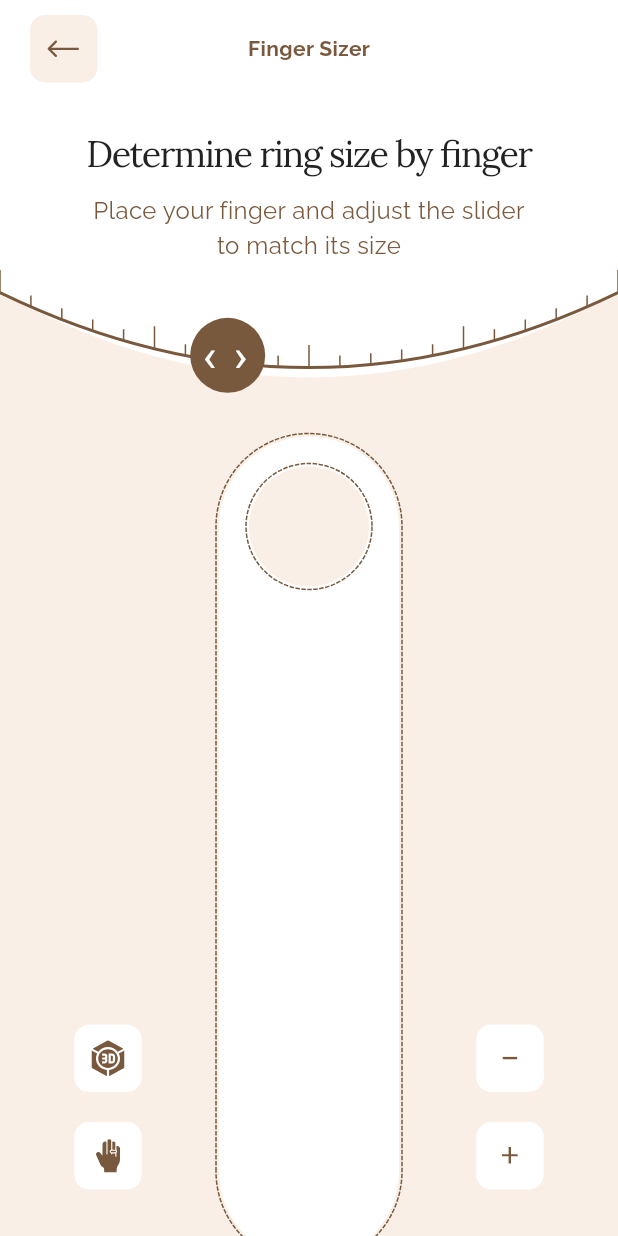
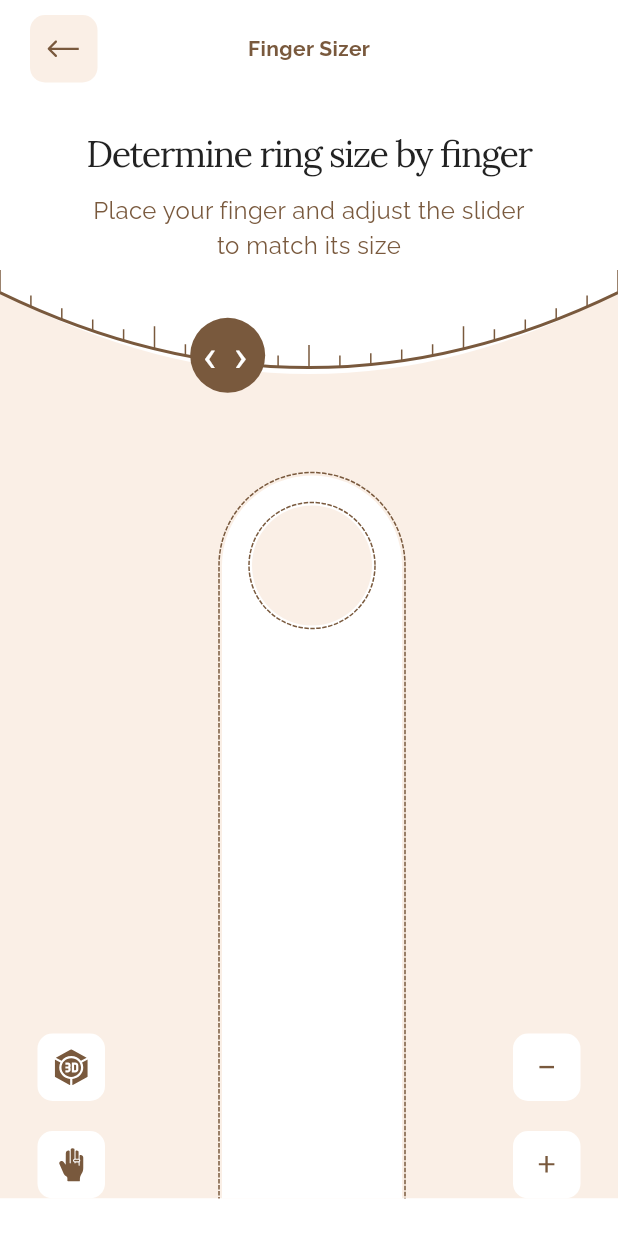
Before and after one commit to s0urav-hald3r/ring_sizer, a Flutter app: the FingerSizerPage screen opened directly, on a phone screen of 412 x 824 dp. Run offline on Flutter 3.47's test engine with Material 3 defaults, Android fonts, the phone set to English and light mode, and no system bars; drawn by our look-alikes of dotted_border; our stand-ins replace flutter_svg, get, get_storage, google_fonts; accounts and stored records are empty.

Commit message:
finger size UI complete

```diff
--- a/lib/views/finger_sizer_page.dart
+++ b/lib/views/finger_sizer_page.dart
@@ -59,17 +59,66 @@ class FingerSizerPage extends StatelessWidget {
                   child: Container(
                     color: primaryColor,
                     width: size.width,
-                    child: Column(children: [
-                      const SizedBox(height: 44),
-                      Row(
-                          mainAxisAlignment: MainAxisAlignment.spaceEvenly,
-                          crossAxisAlignment: CrossAxisAlignment.end,
+                    child: Stack(children: [
+                      Transform.translate(
+                        offset: Offset((size.width / 2) - 60, 120),
+                        child: Stack(
+                            alignment: Alignment.topCenter,
+                            clipBehavior: Clip.none,
                             children: [
-                            Padding(
-                              padding: EdgeInsets.only(
-                                bottom: MediaQuery.of(context).padding.bottom,
+                              DottedBorder(
+                                borderType: BorderType.RRect,
+                                color: secondaryColor,
+                                radius: const Radius.circular(100),
+                                child: AnimatedContainer(
+                                  duration: const Duration(milliseconds: 250),
+                                  width: 120,
+                                  height: 600,
+                                  decoration: BoxDecoration(
+                                    borderRadius: BorderRadius.circular(100),
+                                    color: Colors.white,
                                   ),
-                              child: Column(children: [
+                                ),
+                              ),
+                              Positioned(
+                                top: 20,
+                                child: DottedBorder(
+                                  borderType: BorderType.Circle,
+                                  color: secondaryColor,
+                                  child: AnimatedContainer(
+                                    duration: const Duration(milliseconds: 250),
+                                    width: 80,
+                                    height: 80,
+                                    decoration: const BoxDecoration(
+                                      color: primaryColor,
+                                      shape: BoxShape.circle,
+                                    ),
+                                  ),
+                                ),
+                              ),
+                              // Positioned(
+                              //   top: -200,
+                              //   child: Transform.scale(
+                              //     scale: 0.8,
+                              //     child: Image.asset(hand),
+                              //   ),
+                              // )
+                            ]),
+                      ),
+                      Positioned(
+                        bottom: 0,
+                        child: Container(
+                          width: size.width,
+                          padding: EdgeInsets.fromLTRB(
+                            25,
+                            0,
+                            25,
+                            MediaQuery.of(context).padding.bottom,
+                          ),
+                          child: Row(
+                              mainAxisAlignment: MainAxisAlignment.spaceBetween,
+                              children: [
+                                Column(children: [
                                   InkWell(
                                     onTap: () {},
                                     child: Container(
@@ -100,52 +149,7 @@ class FingerSizerPage extends StatelessWidget {
                                     ),
                                   ),
                                 ]),
-                            ),
-                            Transform.translate(
-                              offset: const Offset(0, 50),
-                              child: Stack(
-                                  alignment: Alignment.topCenter,
-                                  children: [
-                                    DottedBorder(
-                                      borderType: BorderType.RRect,
-                                      color: secondaryColor,
-                                      radius: const Radius.circular(100),
-                                      child: AnimatedContainer(
-                                        duration:
-                                            const Duration(milliseconds: 250),
-                                        width: 120,
-                                        height: 550,
-                                        decoration: BoxDecoration(
-                                          borderRadius:
-                                              BorderRadius.circular(100),
-                                          color: Colors.white,
-                                        ),
-                                      ),
-                                    ),
-                                    Positioned(
-                                      top: 20,
-                                      child: DottedBorder(
-                                        borderType: BorderType.Circle,
-                                        color: secondaryColor,
-                                        child: AnimatedContainer(
-                                          duration:
-                                              const Duration(milliseconds: 250),
-                                          width: 80,
-                                          height: 80,
-                                          decoration: const BoxDecoration(
-                                            color: primaryColor,
-                                            shape: BoxShape.circle,
-                                          ),
-                                        ),
-                                      ),
-                                    ),
-                                  ]),
-                            ),
-                            Padding(
-                              padding: EdgeInsets.only(
-                                bottom: MediaQuery.of(context).padding.bottom,
-                              ),
-                              child: Column(children: [
+                                Column(children: [
                                   InkWell(
                                     onTap: () {},
                                     child: Container(
@@ -176,8 +180,9 @@ class FingerSizerPage extends StatelessWidget {
                                     ),
                                   ),
                                 ]),
+                              ]),
                         ),
-                          ]),
+                      ),
                     ]),
                   ),
                 ),
```
Also changed, not shown: assets/images/hand.png. Lines whose indentation alone changed are shown as unchanged.
